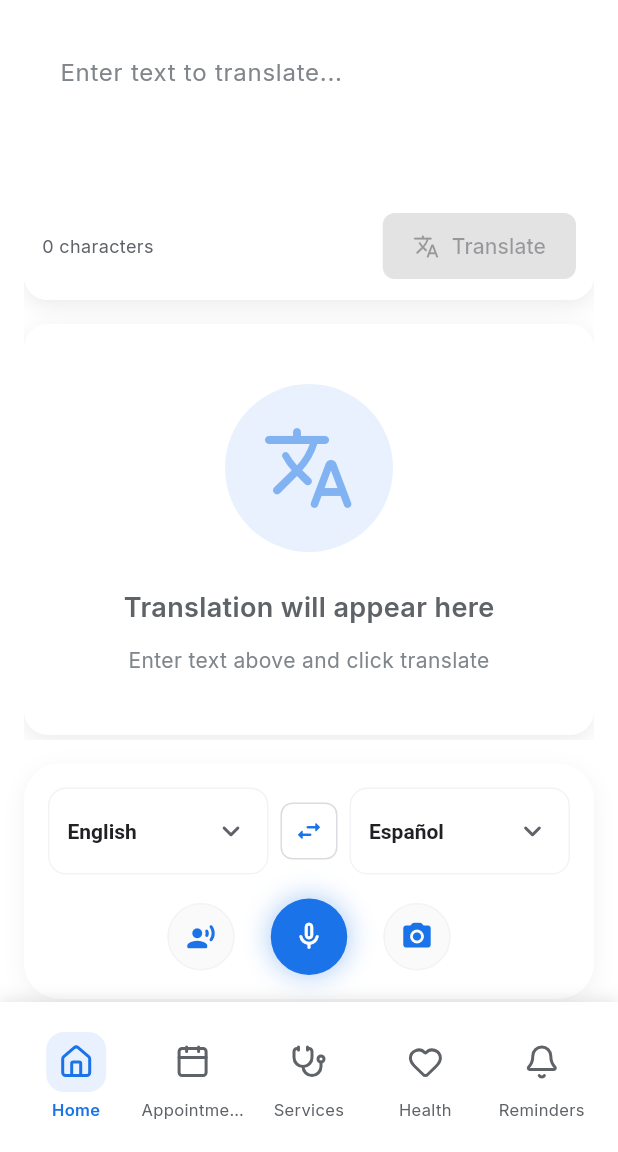
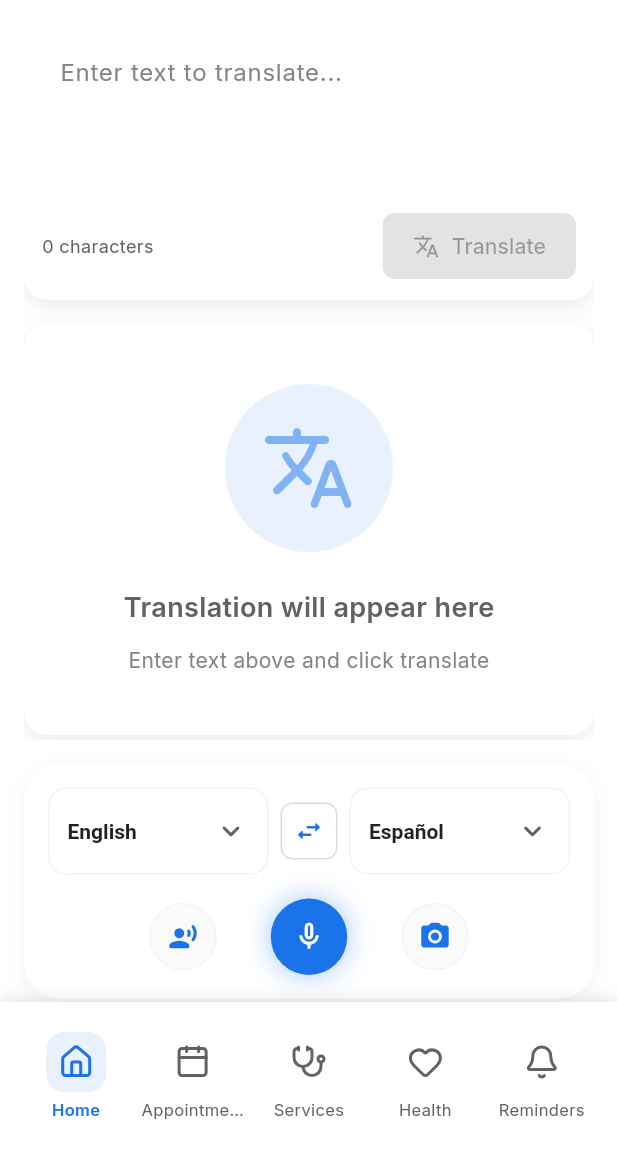
Before and after one commit to Kingmaker-RK/Medicus1, a Flutter app: the TranslationScreen screen opened by its route, on a phone screen of 412 x 824 dp, the part 84-1236 px from its top. Run offline on Flutter 3.47's test engine with Material 3 defaults, Android fonts, the phone set to English and light mode, and no system bars; our stand-ins replace dio, firebase_auth, firebase_core, flutter_tts, go_router, google_fonts and 6 more; missing offline and left inert: deepl_dart; accounts and stored records are empty.

Commit message:
UI: Adjust spacing for microphone button in TranslationScreen

```diff
--- a/lib/screens/translation_screen.dart
+++ b/lib/screens/translation_screen.dart
@@ -352,12 +352,12 @@ class _TranslationScreenState extends State<TranslationScreen>
                 ),
               ),
 
-              const SizedBox(width: 24),
+              const SizedBox(width: 36),
 
               // Microphone (Middle)
               _buildFloatingMicButton(translationProvider),
 
-              const SizedBox(width: 24),
+              const SizedBox(width: 36),
 
               // Camera
               Container(
```
